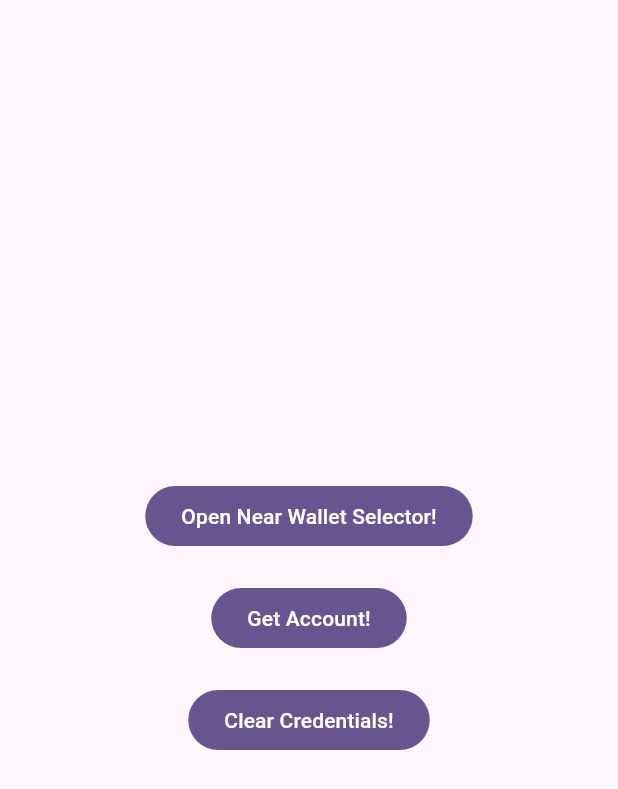
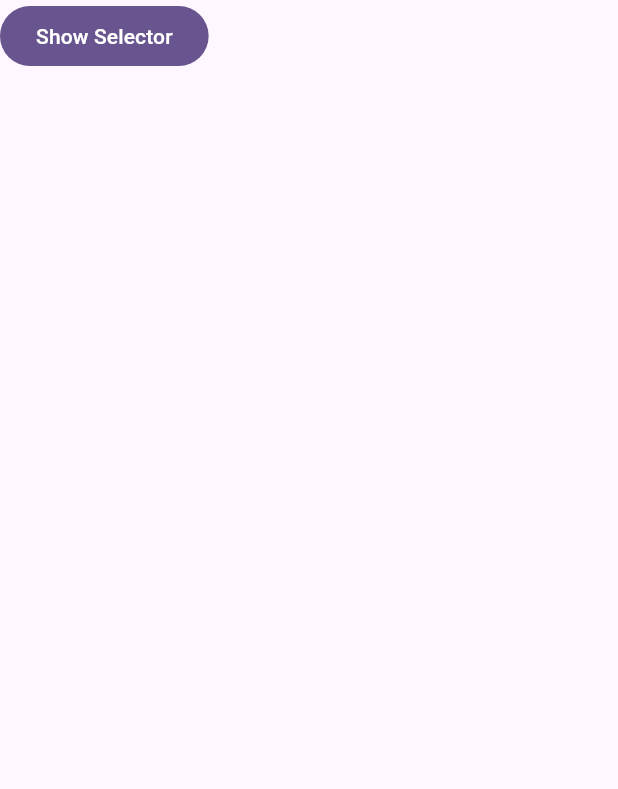
Before and after one commit to ArturLevchuk/near_wallet_selector, a Flutter app: the screen it shows after launch, on a phone screen of 412 x 824 dp. Shown: the top 789 px of the screen. Run offline on Flutter 3.47's test engine with Material 3 defaults, Android fonts, the phone set to English and light mode, and no system bars; our stand-ins replace app_links; missing offline and left inert: dart:js_interop, flutter_inappwebview.

Commit message:
implemented mobile support

```diff
--- a/example/lib/main.dart
+++ b/example/lib/main.dart
@@ -1,7 +1,9 @@
+import 'package:flutter/foundation.dart';
 import 'package:flutter/material.dart';
 import 'package:near_wallet_selector/near_wallet_selector.dart';
 
 void main() {
+  WidgetsFlutterBinding.ensureInitialized();
   runApp(const MyApp());
 }
 
@@ -33,15 +35,20 @@ class _HomePageState extends State<HomePage> {
   @override
   void didChangeDependencies() {
     super.didChangeDependencies();
+    if (kIsWeb) {
       NearWalletSelector().init("testnet", "test.testnet");
     }
+  }
+
+  final controller = NearWalletSelectorWidgetController();
 
   @override
   Widget build(BuildContext context) {
     return Scaffold(
       body: SafeArea(
         child: Center(
-          child: Column(
+          child: kIsWeb
+              ? Column(
                   mainAxisAlignment: MainAxisAlignment.center,
                   crossAxisAlignment: CrossAxisAlignment.center,
                   children: [
@@ -81,7 +88,33 @@ class _HomePageState extends State<HomePage> {
                       ),
                     ),
                   ],
+                )
+              : LayoutBuilder(builder: (context, constraints) {
+                  return Stack(
+                    children: [
+                      FilledButton(
+                        onPressed: () {
+                          controller.toggleSelector();
+                        },
+                        child: const Text("Show Selector"),
                       ),
+                      Align(
+                        alignment: Alignment.bottomCenter,
+                        child: SizedBox(
+                          child: NearWalletSelectorWidget(
+                            controller: controller,
+                            network: "testnet",
+                            contractId: "test.testnet",
+                            redirectLink: "nearwalletselector://open.my.app",
+                            onAccountFound: (account) {
+                              print("onAccountFound: $account");
+                            },
+                          ),
+                        ),
+                      ),
+                    ],
+                  );
+                }),
         ),
       ),
     );
--- a/lib/near_wallet_selector.dart
+++ b/lib/near_wallet_selector.dart
@@ -1,3 +1,4 @@
 library near_wallet_selector;
 export 'package:near_wallet_selector/near_wallet_selector_web.dart'
   if (dart.library.io) 'package:near_wallet_selector/near_wallet_selector_stub.dart';
+export 'package:near_wallet_selector/near_wallet_selector_widget.dart';
--- a/lib/near_wallet_selector_stub.dart
+++ b/lib/near_wallet_selector_stub.dart
@@ -1,4 +1,4 @@
-import 'package:near_wallet_selector/new_wallet_selector_inteface.dart';
+import 'package:near_wallet_selector/new_wallet_selector_interface.dart';
 
 class NearWalletSelector implements NearWalletSelectorInterface {
   @override
--- a/lib/near_wallet_selector_web.dart
+++ b/lib/near_wallet_selector_web.dart
@@ -1,7 +1,7 @@
 import 'dart:convert';
 import 'dart:js_interop';
 
-import 'package:near_wallet_selector/new_wallet_selector_inteface.dart';
+import 'package:near_wallet_selector/new_wallet_selector_interface.dart';
 
 @JS('initWalletSelector')
 external JSPromise _initWalletSelector(String network, String contractId);
--- /dev/null
+++ b/lib/near_wallet_selector_widget.dart
@@ -0,0 +1,236 @@
+import 'dart:async';
+import 'dart:convert';
+
+import 'package:app_links/app_links.dart';
+import 'package:flutter/foundation.dart';
+import 'package:flutter/material.dart';
+import 'package:flutter_inappwebview/flutter_inappwebview.dart';
+import 'package:url_launcher/url_launcher.dart';
+
+class _WebViewConstants {
+  static const String widgetWebviewUrl =
+      "http://localhost:8091/near_wallet_selector/assets/wallet-selector/dist/index.html";
+
+  static const String documentRoot = 'packages';
+}
+
+final InAppLocalhostServer _localhostServer = InAppLocalhostServer(
+  port: 8091,
+  documentRoot: _WebViewConstants.documentRoot,
+);
+
+class NearWalletSelectorWidgetController extends ChangeNotifier {
+  void toggleSelector() {
+    notifyListeners();
+  }
+}
+
+
+/// mobile use only
+class NearWalletSelectorWidget extends StatefulWidget {
+  const NearWalletSelectorWidget(
+      {super.key,
+      required this.controller,
+      this.onAccountFound,
+      required this.network,
+      required this.contractId,
+      required this.redirectLink});
+
+  final NearWalletSelectorWidgetController controller;
+  final Function(({String accountId, String privateKey})? account)?
+      onAccountFound;
+  final String network;
+  final String contractId;
+  final String redirectLink;
+
+  @override
+  State<NearWalletSelectorWidget> createState() =>
+      _NearWalletSelectorWidgetState();
+}
+
+class _NearWalletSelectorWidgetState extends State<NearWalletSelectorWidget> {
+  late final StreamSubscription appLinksSubscription;
+  InAppWebViewController? webViewController;
+  final InAppWebViewSettings settings = InAppWebViewSettings(
+    isInspectable: kDebugMode,
+    mediaPlaybackRequiresUserGesture: false,
+    allowsInlineMediaPlayback: true,
+    iframeAllowFullscreen: true,
+    useWideViewPort: false,
+    cacheEnabled: false,
+    clearCache: true,
+    transparentBackground: true,
+  );
+  final Completer<bool> webViewReadyCompleter = Completer();
+  bool widgetShow = false;
+
+  @override
+  void initState() {
+    super.initState();
+    final appLinks = AppLinks();
+    appLinksSubscription = appLinks.stringLinkStream.listen(
+      (link) async {
+        if (link.contains(widget.redirectLink)) {
+          final queryParamsStr = Uri.parse(link).query;
+          webViewController?.loadUrl(
+              urlRequest: URLRequest(
+            url:
+                WebUri("${_WebViewConstants.widgetWebviewUrl}?$queryParamsStr"),
+          ));
+        }
+      },
+    );
+    widget.controller.addListener(toggleSelector);
+  }
+
+  @override
+  void didChangeDependencies() async {
+    super.didChangeDependencies();
+    if (!_localhostServer.isRunning() && !kIsWeb) {
+      await _localhostServer.start();
+    }
+
+    if (!kIsWeb && defaultTargetPlatform == TargetPlatform.android) {
+      await InAppWebViewController.setWebContentsDebuggingEnabled(kDebugMode);
+    }
+  }
+
+  Future<void> toggleSelector() async {
+    await webViewReadyCompleter.future;
+
+    if (widgetShow) {
+      setState(() {
+        widgetShow = false;
+      });
+      return;
+    }
+
+    setState(() {
+      widgetShow = true;
+    });
+
+    callJSAsync("window.showSelector()").then(
+      (value) {
+        setState(() {
+          widgetShow = false;
+        });
+      },
+    );
+  }
+
+  Future<void> tryToGetAccount() async {
+    final foundedAccount = await callJSAsync("window.getAccount()");
+    if (foundedAccount != null) {
+      final account = jsonDecode(foundedAccount);
+      widget.onAccountFound?.call((
+        accountId: account['accountId'] as String,
+        privateKey: account['key'] as String
+      ));
+      await webViewController?.webStorage.localStorage.clear();
+      await webViewController?.evaluateJavascript(
+          source: "window.clearNearWalletSelectorCredentials()");
+    }
+  }
+
+  Future<dynamic> callJSAsync(String function) async {
+    final String functionBody = """
+      var output = $function;
+      await output;
+      return output;
+    """;
+    final res = await webViewController?.callAsyncJavaScript(
+      functionBody: functionBody,
+    );
+    return Future.value(res?.value);
+  }
+
+  @override
+  void dispose() {
+    appLinksSubscription.cancel();
+    _localhostServer.close();
+    super.dispose();
+  }
+
+  @override
+  Widget build(BuildContext context) {
+    return LayoutBuilder(builder: (context, constraints) {
+      return Stack(
+        alignment: Alignment.bottomCenter,
+        children: [
+          if (widgetShow)
+            ModalBarrier(
+              color: Colors.black54,
+              onDismiss: () {
+                setState(() {
+                  widgetShow = false;
+                });
+              },
+            ),
+          AnimatedSlide(
+            duration: const Duration(milliseconds: 250),
+            offset: widgetShow ? const Offset(0, 0) : const Offset(0, 1),
+            child: SizedBox(
+              height: constraints.maxHeight * 0.58,
+              child: InAppWebView(
+                initialUrlRequest:
+                    URLRequest(url: WebUri(_WebViewConstants.widgetWebviewUrl)),
+                onWebViewCreated: (controller) {
+                  webViewController = controller;
+                },
+                onPermissionRequest: (controller, request) async {
+                  return PermissionResponse(
+                    resources: request.resources,
+                    action: PermissionResponseAction.GRANT,
+                  );
+                },
+                onLoadStart: (controller, url) async {},
+                onLoadStop: (controller, url) async {
+                  await controller.callAsyncJavaScript(
+                      functionBody:
+                          """window.initWalletSelector("${widget.network}", "${widget.contractId}", "${widget.redirectLink}")""");
+                  await tryToGetAccount();
+                },
+                shouldOverrideUrlLoading: (controller, navigationAction) async {
+                  var uri = navigationAction.request.url!;
+
+                  if ([
+                    "http",
+                    "https",
+                    "file",
+                    "chrome",
+                    "data",
+                    "javascript",
+                    "about"
+                  ].contains(uri.scheme)) {
+                    if (await canLaunchUrl(uri)) {
+                      launchUrl(
+                        uri,
+                      );
+                      setState(() {
+                        widgetShow = false;
+                      });
+
+                      return NavigationActionPolicy.CANCEL;
+                    }
+                  }
+
+                  return NavigationActionPolicy.ALLOW;
+                },
+                onUpdateVisitedHistory: (controller, url, androidIsReload) {},
+                onLoadError: (controller, url, code, message) {
+                  controller.reload();
+                },
+                onConsoleMessage: (controller, consoleMessage) {
+                  if (consoleMessage.message
+                      .contains("Wallet selector initialized")) {
+                    webViewReadyCompleter.complete(true);
+                  }
+                },
+              ),
+            ),
+          ),
+        ],
+      );
+    });
+  }
+}
```
Also changed, not shown: example/pubspec.yaml (+5 -14 lines), pubspec.yaml (+7 -7 lines), example/pubspec.lock, lib/new_wallet_selector_interface.dart (renamed from lib/new_wallet_selector_inteface.dart), 8 other files. Lines whose indentation alone changed are shown as unchanged.
